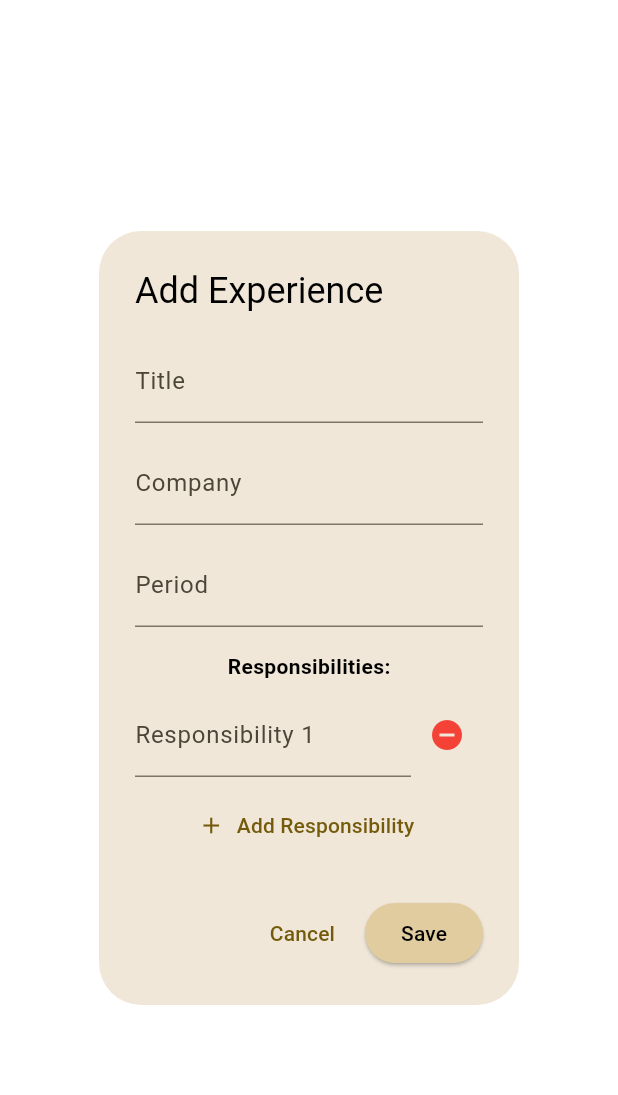
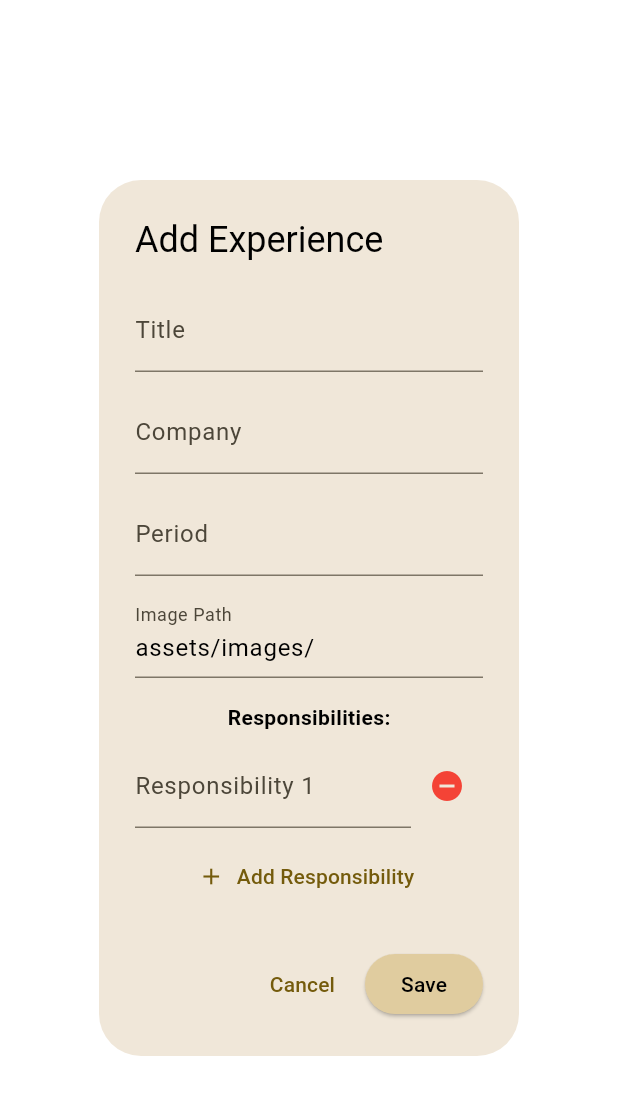
Before and after one commit to MrDaniel07/Portfolio_Site, a Flutter app: the ExperienceFormDialog widget shown alone on an empty page, opened directly with empty values, on a phone screen of 412 x 824 dp. Shown: the top 1095 px of the screen. Run offline on Flutter 3.47's test engine with Material 3 defaults, Android fonts, the phone set to English and light mode, and no system bars; our stand-ins replace audioplayers, flutter_svg, supabase_flutter; accounts and stored records are empty; network calls fail.

Commit message:
changes for experience images to show

```diff
--- a/lib/main.dart
+++ b/lib/main.dart
@@ -873,7 +873,7 @@ class _ExperienceSectionState extends State<ExperienceSection> {
                     description: experience.responsibilities
                         .map((r) => '- $r')
                         .join('\n'),
-                    imagePath: 'assets/images/default_company.png',
+                    imagePath: experience.imagePath,
                   ),
                 ))
           else
--- a/lib/models/experience_model.dart
+++ b/lib/models/experience_model.dart
@@ -4,6 +4,7 @@ class ExperienceModel {
   final String company;
   final String period;
   final List<String> responsibilities;
+  final String imagePath;
   final DateTime createdAt;
 
   ExperienceModel({
@@ -12,6 +13,7 @@ class ExperienceModel {
     required this.company,
     required this.period,
     required this.responsibilities,
+    this.imagePath = 'assets/images/default_company.png',
     DateTime? createdAt,
   }) : createdAt = createdAt ?? DateTime.now();
 
@@ -25,6 +27,7 @@ class ExperienceModel {
       responsibilities: json['responsibilities'] != null
           ? List<String>.from(json['responsibilities'])
           : [],
+      imagePath: json['image_path'] ?? 'assets/images/default_company.png',
       createdAt: json['created_at'] != null
           ? DateTime.parse(json['created_at'])
           : DateTime.now(),
@@ -39,6 +42,7 @@ class ExperienceModel {
       'company': company,
       'period': period,
       'responsibilities': responsibilities,
+      'image_path': imagePath,
       'created_at': createdAt.toIso8601String(),
     };
   }
@@ -50,6 +54,7 @@ class ExperienceModel {
     String? company,
     String? period,
     List<String>? responsibilities,
+    String? imagePath,
     DateTime? createdAt,
   }) {
     return ExperienceModel(
@@ -58,6 +63,7 @@ class ExperienceModel {
       company: company ?? this.company,
       period: period ?? this.period,
       responsibilities: responsibilities ?? this.responsibilities,
+      imagePath: imagePath ?? this.imagePath,
       createdAt: createdAt ?? this.createdAt,
     );
   }
--- a/lib/screens/admin_panel.dart
+++ b/lib/screens/admin_panel.dart
@@ -577,6 +577,7 @@ class _ExperienceFormDialogState extends State<ExperienceFormDialog> {
   late TextEditingController _titleController;
   late TextEditingController _companyController;
   late TextEditingController _periodController;
+  late TextEditingController _imagePathController;
   late List<TextEditingController> _responsibilityControllers;
 
   @override
@@ -588,6 +589,8 @@ class _ExperienceFormDialogState extends State<ExperienceFormDialog> {
         TextEditingController(text: widget.experience?.company ?? '');
     _periodController =
         TextEditingController(text: widget.experience?.period ?? '');
+    _imagePathController = TextEditingController(
+        text: widget.experience?.imagePath ?? 'assets/images/');
     _responsibilityControllers = widget.experience?.responsibilities
             .map((r) => TextEditingController(text: r))
             .toList() ??
@@ -605,6 +608,18 @@ class _ExperienceFormDialogState extends State<ExperienceFormDialog> {
       _responsibilityControllers[index].dispose();
       _responsibilityControllers.removeAt(index);
     });
+  }
+
+  @override
+  void dispose() {
+    _titleController.dispose();
+    _companyController.dispose();
+    _periodController.dispose();
+    _imagePathController.dispose();
+    for (var controller in _responsibilityControllers) {
+      controller.dispose();
+    }
+    super.dispose();
   }
 
   @override
@@ -635,6 +650,15 @@ class _ExperienceFormDialogState extends State<ExperienceFormDialog> {
                 decoration: const InputDecoration(
                   labelText: 'Period',
                   hintText: '2020 - 2023',
+                ),
+                validator: (v) => v?.isEmpty == true ? 'Required' : null,
+              ),
+              const SizedBox(height: 12),
+              TextFormField(
+                controller: _imagePathController,
+                decoration: const InputDecoration(
+                  labelText: 'Image Path',
+                  hintText: 'assets/images/company.png',
                 ),
                 validator: (v) => v?.isEmpty == true ? 'Required' : null,
               ),
@@ -696,6 +720,7 @@ class _ExperienceFormDialogState extends State<ExperienceFormDialog> {
                     .map((c) => c.text)
                     .where((t) => t.isNotEmpty)
                     .toList(),
+                imagePath: _imagePathController.text,
                 createdAt: widget.experience?.createdAt,
               );
               widget.onSave(experience);
```
Also changed, not shown: 1 other file.
